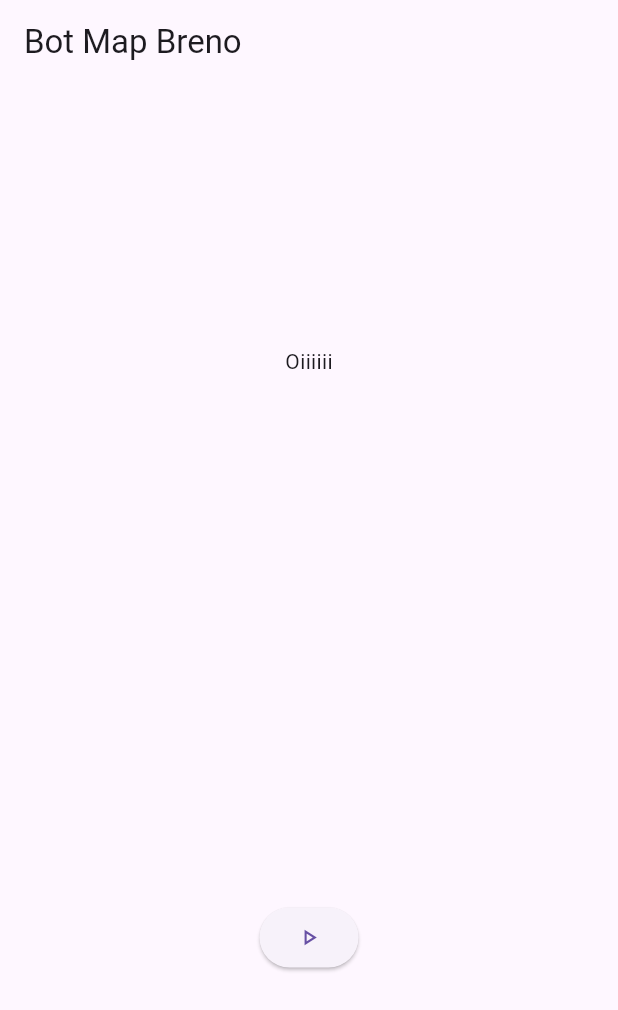
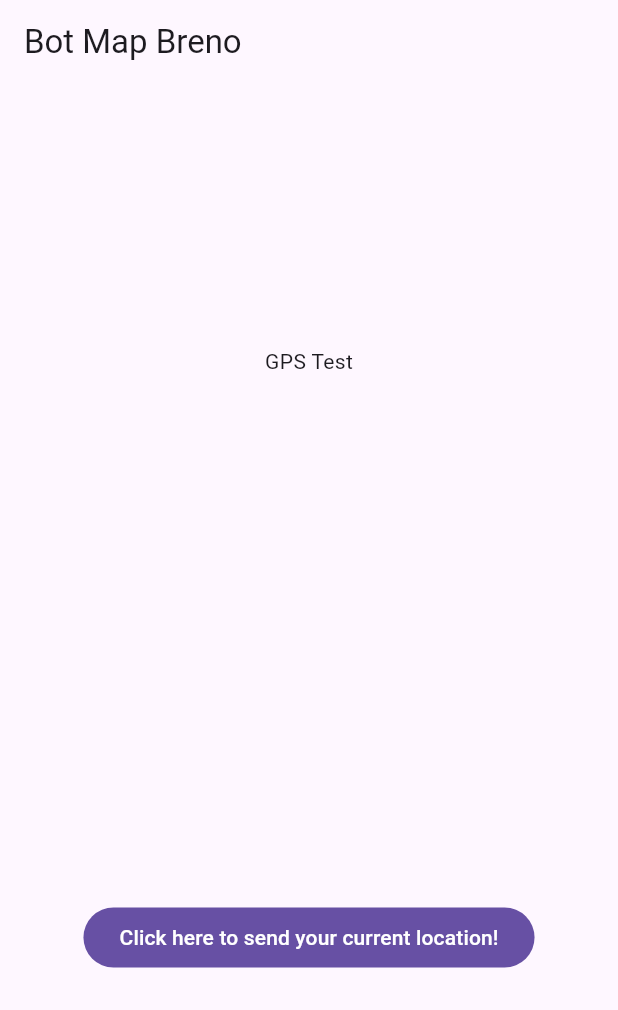
Before and after one commit to brenovsky/botMap, a Flutter app: the screen it shows after launch, on a phone screen of 412 x 824 dp. Shown: the top 1010 px of the screen. Run offline on Flutter 3.47's test engine with Material 3 defaults, Android fonts, the phone set to English and light mode, and no system bars; our stand-ins replace flutter_dotenv, geocoding, geolocator; missing offline and left inert: twilio_flutter.

```diff
--- a/bot_map_app/lib/my_app.dart
+++ b/bot_map_app/lib/my_app.dart
@@ -1,4 +1,4 @@
-import 'package:bot_map/home_page.dart';
+import 'package:bot_map/pages/home_page.dart';
 import 'package:flutter/material.dart';
 
 
--- a/bot_map_app/lib/home_page.dart
+++ b/bot_map_app/lib/pages/home_page.dart
@@ -11,12 +11,12 @@ class HomePage extends StatelessWidget {
         mainAxisAlignment: MainAxisAlignment.spaceAround,
         crossAxisAlignment: CrossAxisAlignment.center,
         children: [
-          const Text("Oiiiiii"),
-          ElevatedButton(
+          const Text("GPS Test"),
+          FilledButton(
             onPressed: () {
               sendSMS();
             },
-            child: const Icon(Icons.play_arrow_outlined),
+            child: const Text("Click here to send your current location!"),
           ),
         ],
       ),
--- a/bot_map_app/lib/twilio_bot.dart
+++ b/bot_map_app/lib/twilio_bot.dart
@@ -17,11 +17,11 @@ void sendSMS() async {
 
   try {
     Placemark? loc = await getLocal();
-    String locFormatada = formatPlaceMark(loc!);
+    String formattedLoc = formatPlaceMark(loc!);
 
     final sent = await twilioFlutter.sendWhatsApp(
         toNumber: dotenv.env['DESTINATORY_NUMBER']!,
-        messageBody: '$locFormatada');
+        messageBody: 'Estou em *$formattedLoc*');
 
     debugPrint(sent.toString());
 
```
Also changed, not shown: bot_map_app/lib/geoposition.dart (+10 -10 lines).
